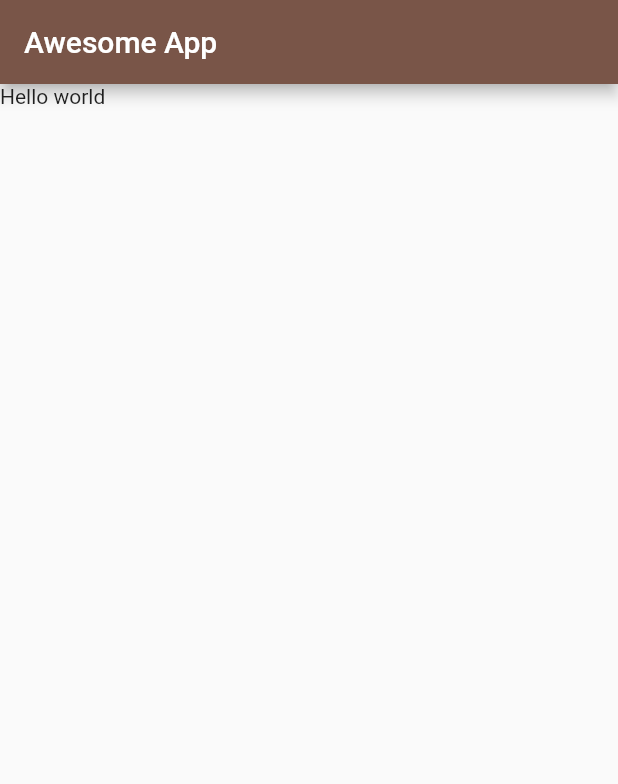
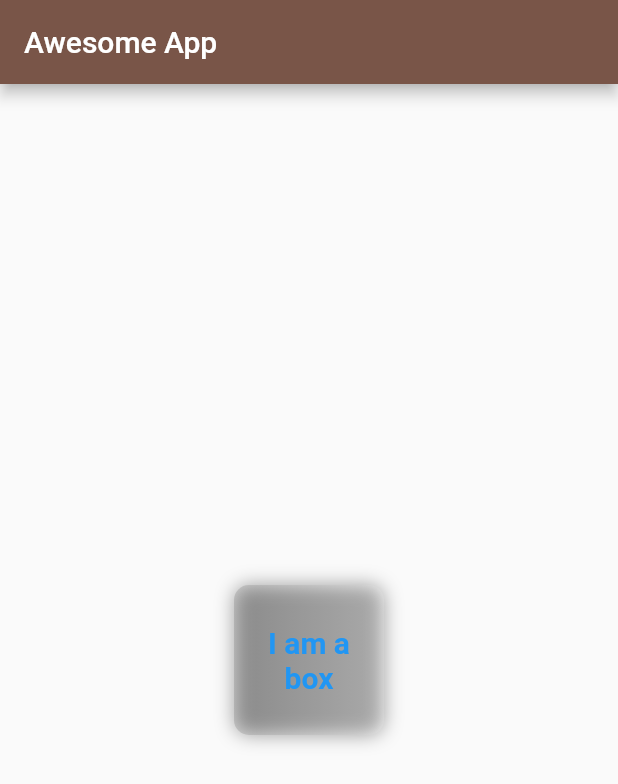
Before and after one commit to ochipaul11/demo_app2, a Flutter app: the screen it shows after launch, on a phone screen of 412 x 824 dp. Shown: the top 784 px of the screen. Run offline on Flutter 3.47's test engine with Material 2 defaults, Android fonts, the phone set to English and light mode, and no system bars.

Commit message:
Chapter two

```diff
--- a/lib/main.dart
+++ b/lib/main.dart
@@ -3,8 +3,7 @@ import 'package:flutter/material.dart';
 void main() {
   runApp(MaterialApp(
     home: HomePage(),
-    theme: ThemeData(
-        primarySwatch: Colors.brown),
+    theme: ThemeData(primarySwatch: Colors.brown),
   ));
 }
 
@@ -17,8 +16,25 @@ class HomePage extends StatelessWidget {
       appBar: AppBar(
         title: Text("Awesome App"),
       ),
-      body: Container(
-        child: Text('Hello world'),
+      body: Center(
+        child: Container(
+          padding: const EdgeInsets.all(8.0),
+          width: 100,
+          height: 100,
+          clipBehavior: Clip.antiAlias,
+          decoration: BoxDecoration(
+              color: Colors.black12,
+              borderRadius: BorderRadius.circular(10),
+              gradient: LinearGradient(colors: [Colors.black, Colors.white]),
+              boxShadow: [BoxShadow(color: Colors.grey, blurRadius: 10)]),
+          alignment: Alignment.center,
+          child: Text('I am a box',
+              textAlign: TextAlign.center,
+              style: TextStyle(
+                  fontSize: 20,
+                  color: Colors.blue,
+                  fontWeight: FontWeight.bold)),
+        ),
       ),
     );
   }
```
